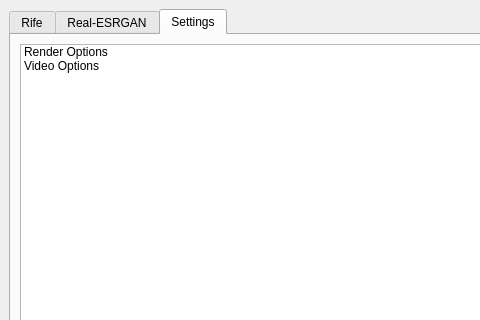
This is mainwindow.ui in TNTwise/REAL-Video-Enhancer as Qt 5 draws it before an edit; both pictures show x 0 to 480 and y 0 to 320 of the 1201 by 640 pixel window. The edited form follows.
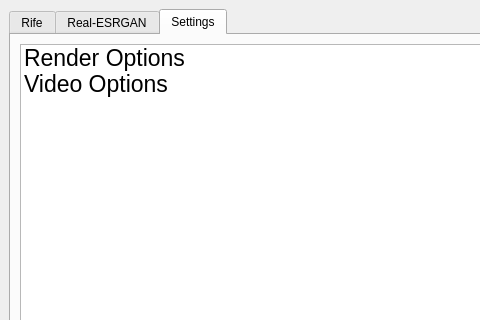
This is the edited form. Icons and pictures are not drawn.

What changed in the file:
```diff
--- a/mainwindow.ui
+++ b/mainwindow.ui
@@ -275,15 +275,42 @@
          <layout class="QGridLayout" name="settingsGridLayout">
           <item row="1" column="1">
            <widget class="QListWidget" name="SettingsMenus">
+            <property name="iconSize">
+             <size>
+              <width>50</width>
+              <height>40</height>
+             </size>
+            </property>
+            <property name="spacing">
+             <number>10</number>
+            </property>
             <item>
              <property name="text">
               <string>Render Options</string>
              </property>
+             <property name="font">
+              <font>
+               <pointsize>17</pointsize>
+              </font>
+             </property>
+             <property name="icon">
+              <iconset>
+               <normaloff>icons/Rife-ESRGAN-Render-Settings.png</normaloff>icons/Rife-ESRGAN-Render-Settings.png</iconset>
+             </property>
             </item>
             <item>
              <property name="text">
               <string>Video Options</string>
              </property>
+             <property name="font">
+              <font>
+               <pointsize>17</pointsize>
+              </font>
+             </property>
+             <property name="icon">
+              <iconset>
+               <normaloff>icons/Rife-ESRGAN-Video-Settings.png</normaloff>icons/Rife-ESRGAN-Video-Settings.png</iconset>
+             </property>
             </item>
            </widget>
           </item>
```
